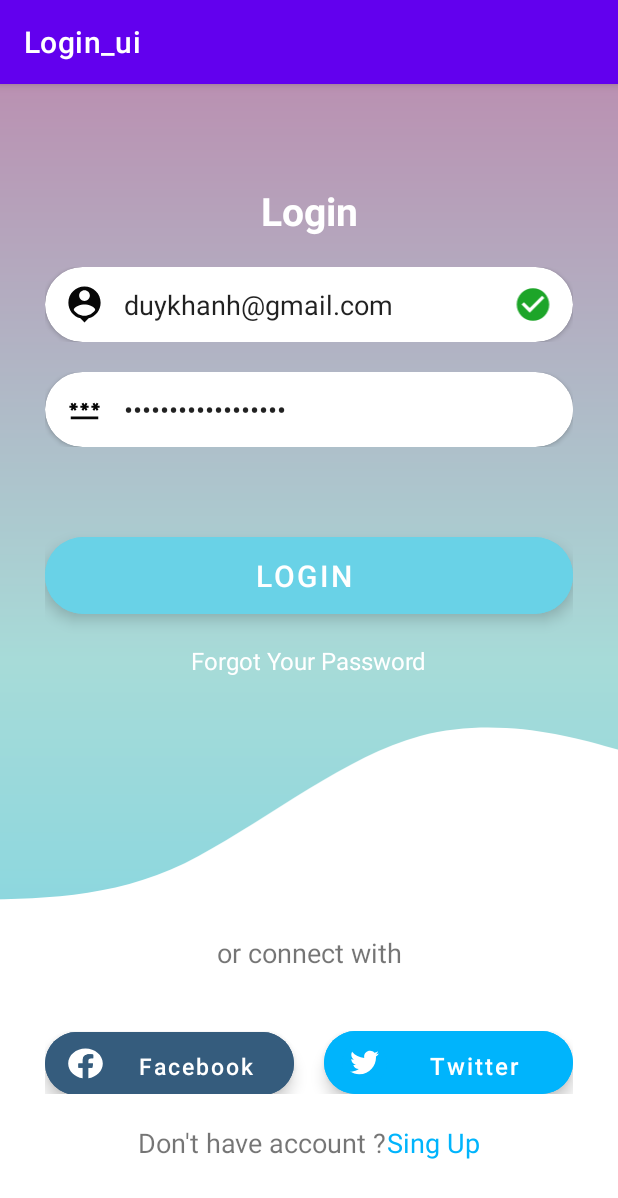
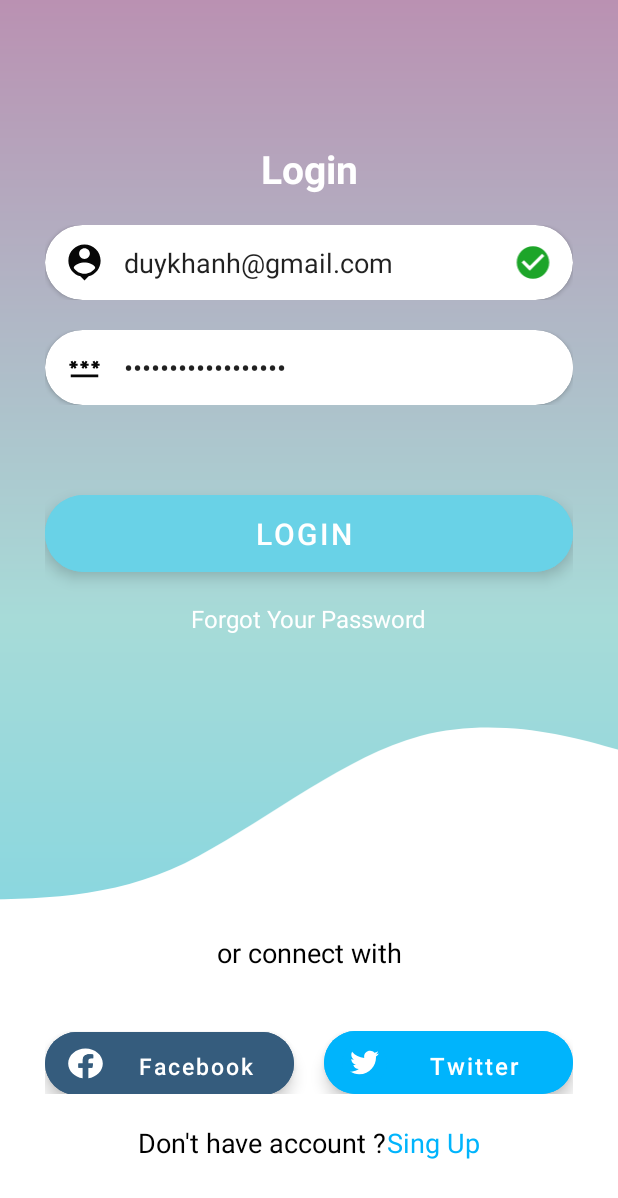
Before and after one commit to nguyenduykhanh11/Training_UI_Login, an Android app: the screen it shows after launch (MainActivity), on a phone screen of 412 x 824 dp. Shown: the top 1198 px of the screen. Run offline under Robolectric (Android 15) with nearby library versions, the phone set to English and light mode, and no system bars.

Commit message:
Update UI Login

```diff
--- a/app/src/main/res/drawable/color_main_background.xml
+++ b/app/src/main/res/drawable/color_main_background.xml
@@ -1,8 +1,10 @@
 <?xml version="1.0" encoding="utf-8"?>
-<shape xmlns:android="http://schemas.android.com/apk/res/android">
+<shape xmlns:android="http://schemas.android.com/apk/res/android"
+    android:shape="rectangle">
     <gradient
-        android:startColor="@color/main_color3"
+        android:startColor="@color/main_color1"
         android:centerColor="@color/main_color2"
-        android:endColor="@color/main_color1"
-        android:angle="1"/>
+        android:endColor="@color/main_color3"
+        android:type="linear"
+        android:angle="90"/>
 </shape>
--- a/app/src/main/res/layout/activity_main.xml
+++ b/app/src/main/res/layout/activity_main.xml
@@ -42,6 +42,7 @@
             <androidx.cardview.widget.CardView
                 android:layout_width="match_parent"
                 android:layout_height="50dp"
+                android:background="@color/white"
                 app:cardCornerRadius="60dp">
 
                 <LinearLayout
@@ -63,6 +64,8 @@
                         android:layout_width="0dp"
                         android:layout_height="wrap_content"
                         android:layout_weight="7"
+                        android:maxLength="25"
+                        android:lines="1"
                         android:background="@color/white"
                         android:inputType="textWebEmailAddress"
                         android:text="@string/duykhanh_gmail_com" />
@@ -89,6 +92,7 @@
             <androidx.cardview.widget.CardView
                 android:layout_width="match_parent"
                 android:layout_height="50dp"
+                android:background="@color/white"
                 app:cardCornerRadius="60dp">
 
                 <LinearLayout
@@ -111,6 +115,8 @@
                         android:layout_height="wrap_content"
                         android:layout_weight="8.5"
                         android:background="@color/white"
+                        android:maxLength="20"
+                        android:lines="1"
                         android:inputType="textPassword"
                         android:text="@string/duykhanh_gmail_com" />
                 </LinearLayout>
@@ -155,6 +161,7 @@
                 android:gravity="center"
                 android:text="@string/or_connect_with"
                 android:textSize="18sp"
+                android:textColor="@color/black"
                 app:layout_constraintBottom_toTopOf="@+id/linear_layout_bottom" />
 
             <LinearLayout
@@ -210,6 +217,7 @@
                     android:layout_width="wrap_content"
                     android:layout_height="wrap_content"
                     android:text="@string/don_t_have_account"
+                    android:textColor="@color/black"
                     android:textSize="18sp" />
 
                 <TextView
--- a/app/src/main/res/values-night/themes.xml
+++ b/app/src/main/res/values-night/themes.xml
@@ -1,6 +1,6 @@
 <resources xmlns:tools="http://schemas.android.com/tools">
     <!-- Base application theme. -->
-    <style name="Theme.Login_ui" parent="Theme.MaterialComponents.DayNight.DarkActionBar">
+    <style name="Theme.Login_ui" parent="Theme.MaterialComponents.DayNight.NoActionBar">
         <!-- Primary brand color. -->
         <item name="colorPrimary">@color/purple_200</item>
         <item name="colorPrimaryVariant">@color/purple_700</item>
--- a/app/src/main/res/values/themes.xml
+++ b/app/src/main/res/values/themes.xml
@@ -1,6 +1,6 @@
 <resources xmlns:tools="http://schemas.android.com/tools">
     <!-- Base application theme. -->
-    <style name="Theme.Login_ui" parent="Theme.MaterialComponents.DayNight.DarkActionBar">
+    <style name="Theme.Login_ui" parent="Theme.MaterialComponents.DayNight.NoActionBar">
         <!-- Primary brand color. -->
         <item name="colorPrimary">@color/purple_500</item>
         <item name="colorPrimaryVariant">@color/purple_700</item>
```
